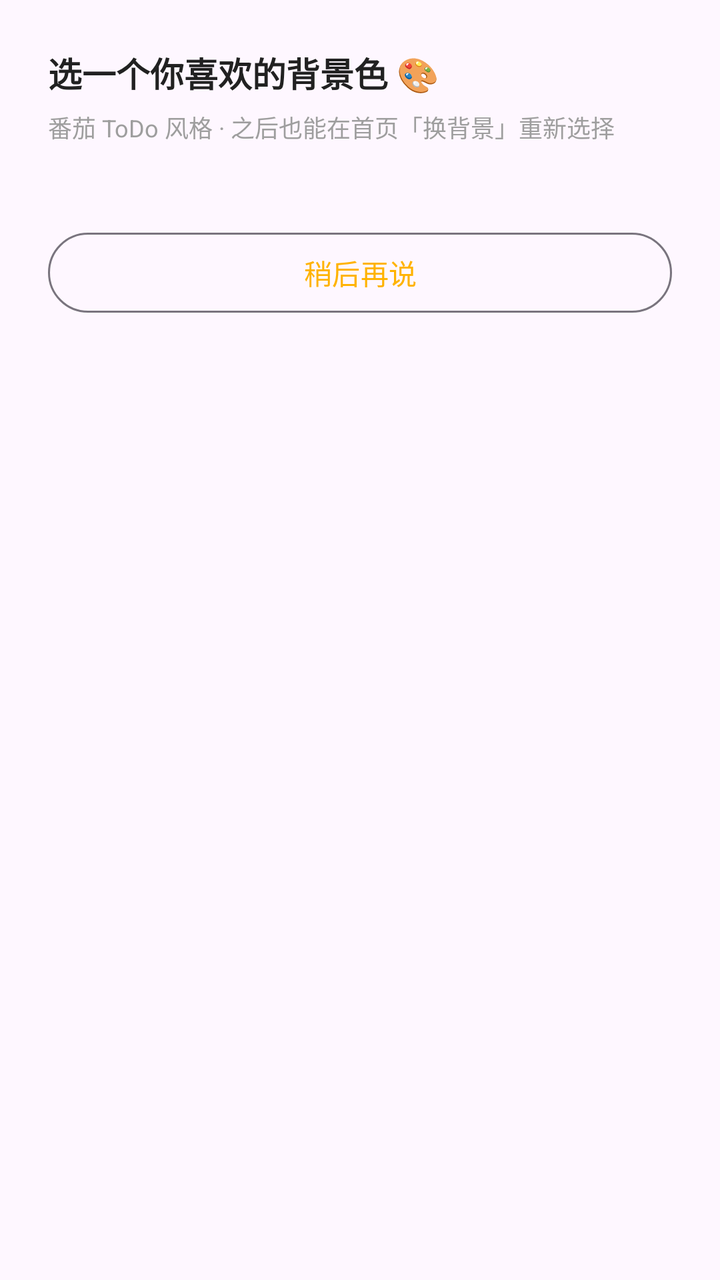
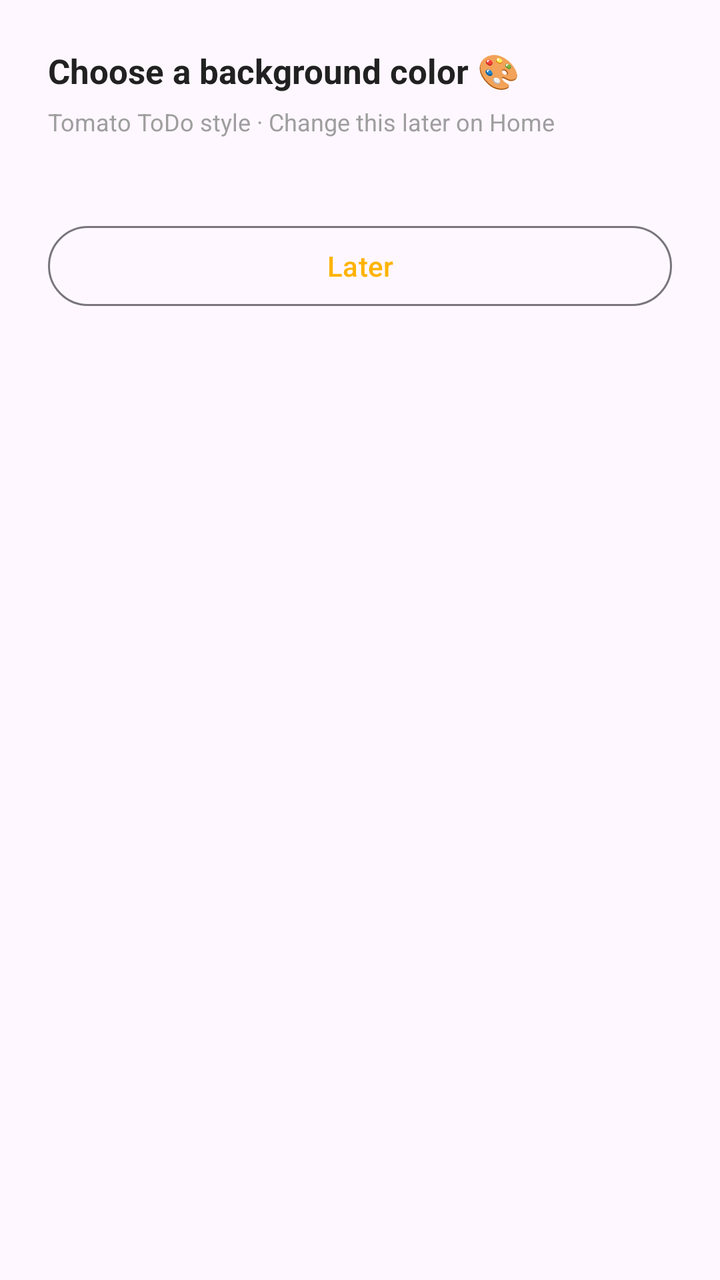

An Android layout rendered at two revisions. The XML below is the earlier revision; the diff shows what the commit changed to produce the second picture.
<!-- AndroidManifest.xml: application theme Theme.FocusPets -->
<!-- res/layout/dialog_bg_color.xml -->
<?xml version="1.0" encoding="utf-8"?>
<LinearLayout xmlns:android="http://schemas.android.com/apk/res/android"
    xmlns:app="http://schemas.android.com/apk/res-auto"
    android:layout_width="match_parent"
    android:layout_height="wrap_content"
    android:orientation="vertical"
    android:padding="24dp"
    android:background="?attr/colorSurface">

    <TextView
        android:layout_width="wrap_content"
        android:layout_height="wrap_content"
        android:text="选一个你喜欢的背景色 🎨"
        android:textSize="17sp"
        android:textStyle="bold"
        android:textColor="@color/text_primary" />

    <TextView
        android:layout_width="wrap_content"
        android:layout_height="wrap_content"
        android:layout_marginTop="6dp"
        android:text="番茄 ToDo 风格 · 之后也能在首页「换背景」重新选择"
        android:textSize="12sp"
        android:textColor="@color/text_hint" />

    <GridLayout
        android:id="@+id/grid_bg"
        android:layout_width="match_parent"
        android:layout_height="wrap_content"
        android:layout_marginTop="20dp"
        android:columnCount="4"
        android:rowCount="2" />

    <com.google.android.material.button.MaterialButton
        android:id="@+id/btn_later"
        style="?attr/materialButtonOutlinedStyle"
        android:layout_width="match_parent"
        android:layout_height="wrap_content"
        android:layout_marginTop="20dp"
        android:text="稍后再说"
        app:cornerRadius="20dp" />

</LinearLayout>
<!-- resources referenced by this layout -->
<resources>
  <color name="text_hint">#9E9E9E</color>
  <color name="text_primary">#212121</color>
  <style name="Theme.FocusPets" parent="Theme.Material3.DayNight.NoActionBar">
          
          <item name="android:windowBackground">@color/page_background</item>
          <item name="android:colorBackground">@color/page_background</item>
          
          <item name="colorPrimary">@color/cat_accent</item>
          <item name="colorPrimaryContainer">@color/cat_accent</item>
          <item name="colorOnPrimary">#FFFFFF</item>
          
          <item name="android:statusBarColor">@color/page_background</item>
          <item name="android:navigationBarColor">@color/page_background</item>
          <item name="android:windowLightStatusBar">true</item>
      </style>
  <color name="page_background">#FEF8EA</color>
  <color name="cat_accent">#FFB300</color>
</resources>

<!-- the commit's change to res/layout/dialog_bg_color.xml (unified diff, before → after) -->
@@ -10,7 +10,7 @@
     <TextView
         android:layout_width="wrap_content"
         android:layout_height="wrap_content"
-        android:text="选一个你喜欢的背景色 🎨"
+        android:text="@string/ui_126"
         android:textSize="17sp"
         android:textStyle="bold"
         android:textColor="@color/text_primary" />
@@ -19,7 +19,7 @@
         android:layout_width="wrap_content"
         android:layout_height="wrap_content"
         android:layout_marginTop="6dp"
-        android:text="番茄 ToDo 风格 · 之后也能在首页「换背景」重新选择"
+        android:text="@string/ui_102"
         android:textSize="12sp"
         android:textColor="@color/text_hint" />
 
@@ -37,7 +37,7 @@
         android:layout_width="match_parent"
         android:layout_height="wrap_content"
         android:layout_marginTop="20dp"
-        android:text="稍后再说"
+        android:text="@string/ui_106"
         app:cornerRadius="20dp" />
 
 </LinearLayout>
<!-- resource entries referenced after the edit -->
@@ -2,6 +2,9 @@
 <resources>
   <color name="text_hint">#9E9E9E</color>
   <color name="text_primary">#212121</color>
+  <string name="ui_102">Tomato ToDo style · Change this later on Home</string>
+  <string name="ui_106">Later</string>
+  <string name="ui_126">Choose a background color 🎨</string>
   <style name="Theme.FocusPets" parent="Theme.Material3.DayNight.NoActionBar">
           
           <item name="android:windowBackground">@color/page_background</item>
